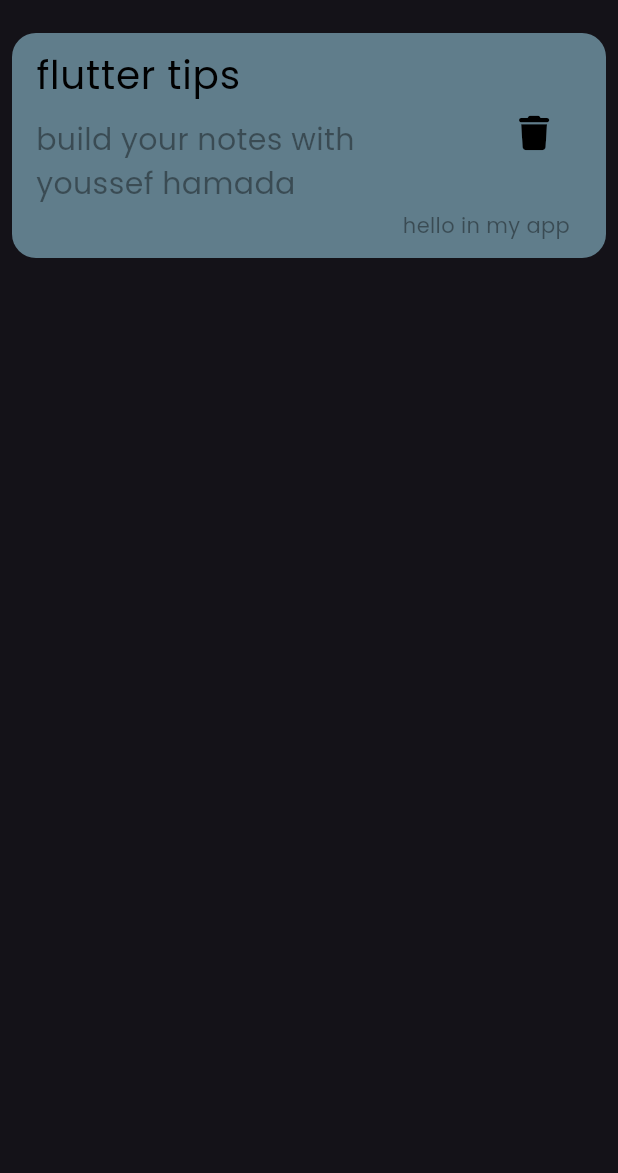
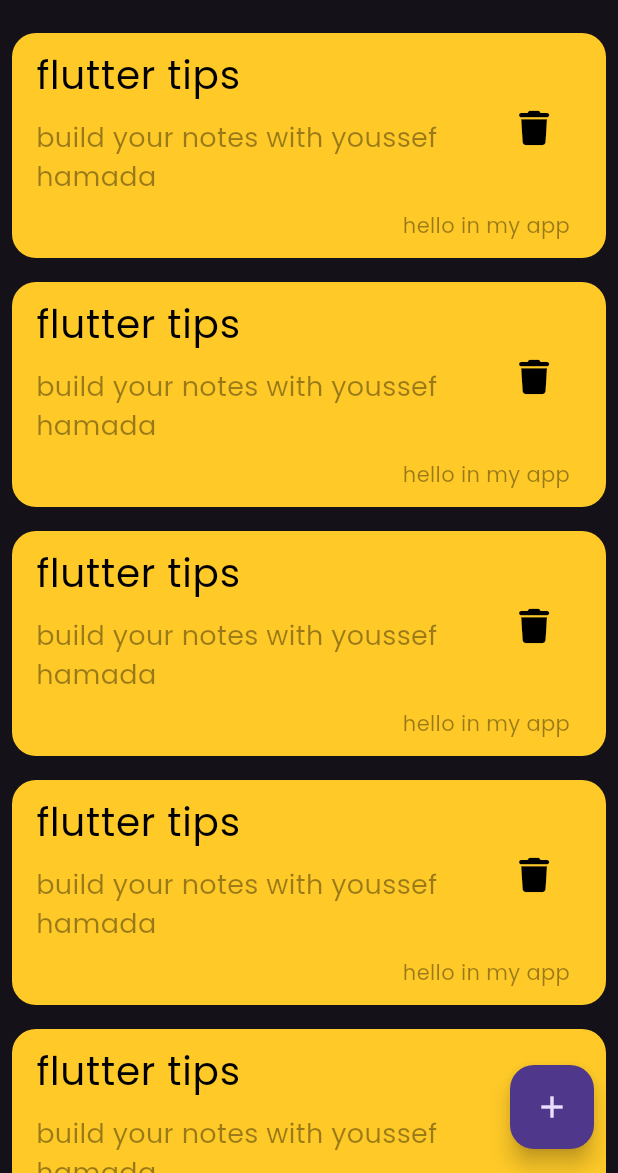
Before and after one commit to YoussefHamada-cs/my_nodes, a Flutter app: the screen it shows after launch, on a phone screen of 412 x 824 dp, the part 63-1236 px from its top. Run offline on Flutter 3.47's test engine with Material 3 defaults, Android fonts, the phone set to English and light mode, and no system bars; our stand-ins replace font_awesome_flutter.

Commit message:
add floating action botton

```diff
--- a/lib/views/notes_view.dart
+++ b/lib/views/notes_view.dart
@@ -7,11 +7,15 @@ class NotesView extends StatelessWidget {
   @override
   Widget build(BuildContext context) {
     return Scaffold(
+      floatingActionButton: FloatingActionButton(
+        onPressed: () {},
+        child: Icon(Icons.add),
+      ),
       appBar: AppBar(
         title: Text('Notes'),
         actions: [IconButton(onPressed: () {}, icon: Icon(Icons.search))],
       ),
-      body:const NotesViewbady() ,
+      body: const NotesViewbady(),
     );
   }
 }
--- a/lib/views/widget/node_item.dart
+++ b/lib/views/widget/node_item.dart
@@ -11,7 +11,7 @@ class NoteItem extends StatelessWidget {
       child: Container(
         height: 150,
         decoration: BoxDecoration(
-            color: Colors.blueGrey, borderRadius: BorderRadius.circular(16)),
+            color: Colors.amber[400], borderRadius: BorderRadius.circular(16)),
         child: Stack(
           children: [
             ListTile(
@@ -24,7 +24,7 @@ class NoteItem extends StatelessWidget {
                 child: Text(
                   'build your notes with youssef hamada',
                   style: TextStyle(
-                      color: Colors.black.withOpacity(0.4), fontSize: 20),
+                      color: Colors.black.withOpacity(0.4), fontSize: 18),
                 ),
               ),
               trailing: IconButton(
--- /dev/null
+++ b/lib/views/widget/notes_item_listview.dart
@@ -0,0 +1,13 @@
+import 'package:flutter/material.dart';
+import 'package:my_notes/views/widget/node_item.dart';
+
+class Notes_item_listview extends StatelessWidget {
+  const Notes_item_listview({super.key});
+
+  @override
+  Widget build(BuildContext context) {
+    return ListView.builder(itemBuilder: (context, index) {
+      return NoteItem();
+    });
+  }
+}
--- a/lib/views/widget/notes_view_bady.dart
+++ b/lib/views/widget/notes_view_bady.dart
@@ -1,15 +1,13 @@
 import 'package:flutter/material.dart';
+// ignore: unused_import
 import 'package:my_notes/views/widget/node_item.dart';
+import 'package:my_notes/views/widget/notes_item_listview.dart';
 
 class NotesViewbady extends StatelessWidget {
   const NotesViewbady({super.key});
 
   @override
   Widget build(BuildContext context) {
-    return ListView.builder(
-        itemCount: 1,
-        itemBuilder: (context, index) {
-          return NoteItem();
-        });
+    return Notes_item_listview();
   }
 }
```
